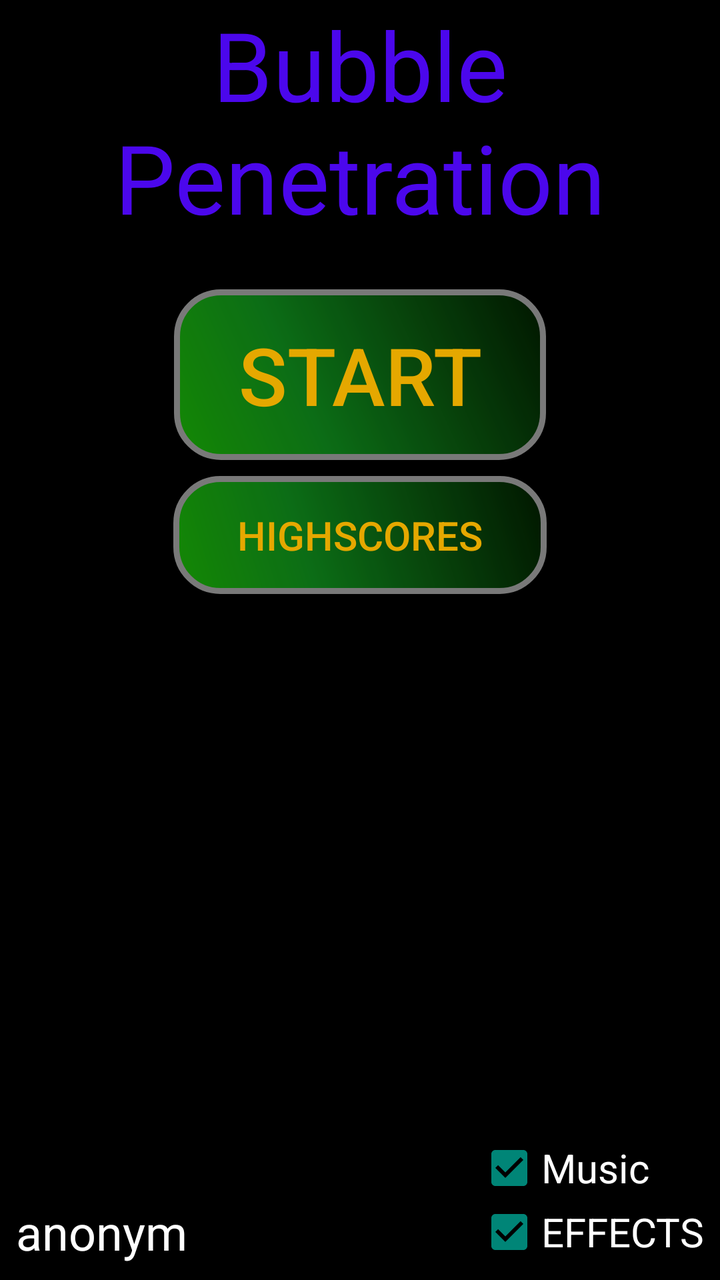
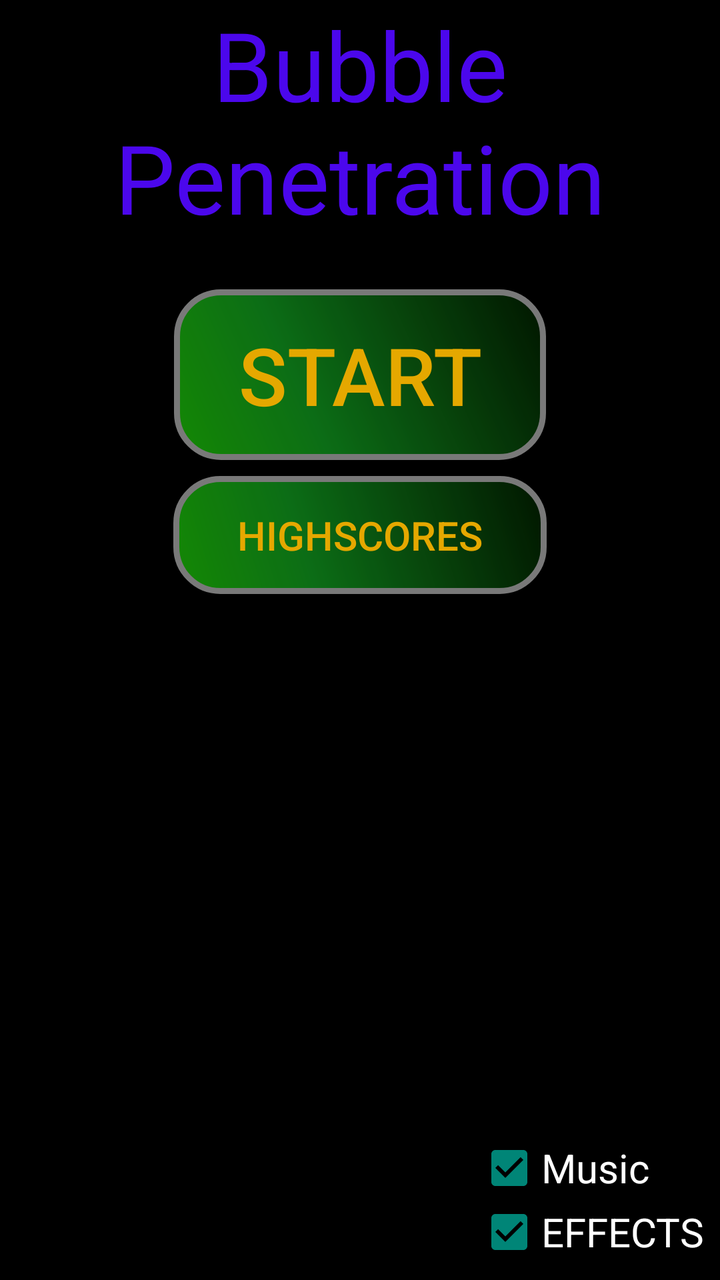

Compare the two renders of this Android layout. The source of the first and the diff that turns it into the second are given below.
<!-- AndroidManifest.xml: application theme AppTheme -->
<!-- res/layout/activity_main.xml -->
<RelativeLayout
        xmlns:android="http://schemas.android.com/apk/res/android"
        android:layout_width="match_parent"
        android:layout_height="match_parent"
        android:background="@color/black">
    <FrameLayout
            android:layout_width="fill_parent"
            android:layout_height="match_parent"
            android:id="@+id/menuGLSurfaceViewHolder"
            android:layout_centerVertical="true"
            android:layout_alignParentStart="true"
            android:layout_alignParentLeft="true"/>
    <LinearLayout
            android:layout_width="match_parent"
            android:layout_height="wrap_content"
            android:orientation="vertical"
            android:layout_gravity="center_vertical">
        <TextView
                android:layout_width="fill_parent"
                android:layout_height="wrap_content"
                android:id="@+id/menu_title"
                android:text="@string/bubble_penetration"
                android:textColor="#ec5108ff"
                android:textSize="48sp"
                android:layout_gravity="center"
                android:textAlignment="center"
                android:enabled="true"
                android:layout_marginBottom="16sp"/>
        <Button
                android:id="@+id/start_button"
                android:text="@string/start_button_text"
                android:layout_width="wrap_content"
                android:layout_height="wrap_content"
                android:textSize="40sp"
                android:onClick="startGame"
                android:background="@drawable/button"
                android:enabled="true"
                android:alpha="0.9"
                android:textColor="@color/gold"
                android:clickable="true"
                android:layout_margin="8dp"
                android:focusable="true"
                android:layout_gravity="center_horizontal"/>
        <Button
                android:id="@+id/highscore_button"
                android:text="@string/highscore_button_text"
                android:layout_width="wrap_content"
                android:layout_height="wrap_content"
                android:textSize="20sp"
                android:background="@drawable/button"
                android:onClick="showHighscores"
                android:enabled="true"
                android:textColor="@color/gold"
                android:alpha="0.9"
                android:clickable="true"
                android:focusable="true"
                android:layout_gravity="center_horizontal"/>
    </LinearLayout>
    <TextView
            android:layout_width="wrap_content"
            android:layout_height="wrap_content"
            android:text="@string/username"
            android:id="@+id/menu_username"
            android:layout_gravity="start|bottom"
            android:textSize="24sp"
            android:textColor="#ffffff"
            android:onClick="showUsernameSelectionScreen"
            android:layout_marginLeft="8sp"
            android:layout_marginBottom="8sp"
            android:clickable="true"
            android:enabled="true"
            android:layout_marginStart="8sp"
            android:focusable="true"
            android:layout_alignParentBottom="true"/>
    <LinearLayout
            android:layout_width="wrap_content"
            android:layout_height="wrap_content"
            android:orientation="vertical"
            android:layout_alignParentBottom="true"
            android:layout_alignParentRight="true"
            android:layout_alignParentEnd="true">
        <CheckBox
                android:layout_width="wrap_content"
                android:layout_height="wrap_content"
                android:text="@string/music"
                android:id="@+id/music_box"
                android:textColor="#ffffff"
                android:textSize="20sp"
                android:checked="true"
                android:onClick="setMusic"
                android:enabled="true"
                android:layout_marginRight="8sp"
                android:layout_marginEnd="8sp"/>
        <CheckBox
                android:layout_width="wrap_content"
                android:layout_height="wrap_content"
                android:text="EFFECTS"
                android:id="@+id/effects_box"
                android:textColor="#ffffff"
                android:textSize="20sp"
                android:checked="true"
                android:enabled="true"
                android:onClick="setEffects"
                android:layout_marginRight="8sp"
                android:layout_marginEnd="8sp"
                android:layout_marginBottom="8sp"/>
    </LinearLayout>
</RelativeLayout>
<!-- resources referenced by this layout -->
<resources>
  <color name="black">#000000</color>
  <color name="gold">#FFBB00</color>
  <!-- drawable button (drawable) -->
  <?xml version="1.0" encoding="utf-8"?>
  <shape xmlns:android="http://schemas.android.com/apk/res/android" android:shape="rectangle" >
      <corners android:radius="22dp"/>
      <gradient
          android:angle="45"
          android:centerX="35%"
          android:centerColor="#0E7A19"
          android:startColor="#179805"
          android:endColor="#021900"
          android:type="linear"/>
      <padding
          android:left="32sp"
          android:top="16sp"
          android:right="32sp"
          android:bottom="16sp"/>
      <stroke
          android:width="3dp"
          android:color="#878787"/>
  </shape>
  <string name="bubble_penetration">Bubble\nPenetration</string>
  <string name="highscore_button_text">Highscores</string>
  <string name="music">Music</string>
  <string name="start_button_text">Start</string>
  <string name="username">anonym</string>
  <style name="AppTheme" parent="Base.Theme.AppCompat.Light.DarkActionBar">
  
      </style>
</resources>

<!-- the commit's change to res/layout/activity_main.xml (unified diff, before → after) -->
@@ -59,7 +59,6 @@
     <TextView
             android:layout_width="wrap_content"
             android:layout_height="wrap_content"
-            android:text="@string/username"
             android:id="@+id/menu_username"
             android:layout_gravity="start|bottom"
             android:textSize="24sp"
<!-- resource entries referenced after the edit -->
@@ -26,7 +26,6 @@
   <string name="highscore_button_text">Highscores</string>
   <string name="music">Music</string>
   <string name="start_button_text">Start</string>
-  <string name="username">anonym</string>
   <style name="AppTheme" parent="Base.Theme.AppCompat.Light.DarkActionBar">
   
       </style>
